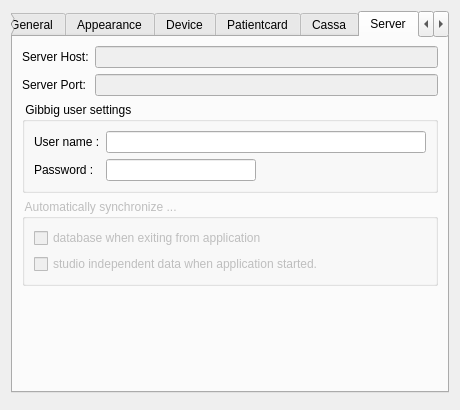
Above: client/dlgpreferences.ui from tbikfalvi/Belenus before the change. Below: the same form after it.
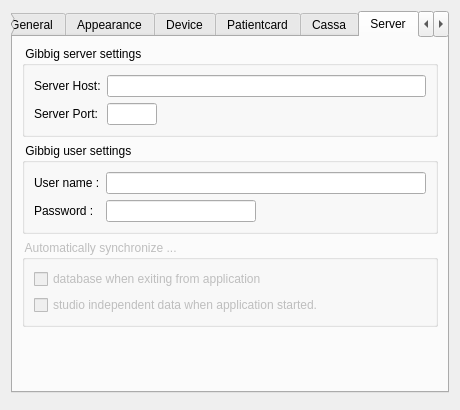
That is the form after the change. The open tabs and pages were chosen to show the change.

Commit message: settings w translate

The edit to the form file:
```diff
--- a/client/dlgpreferences.ui
+++ b/client/dlgpreferences.ui
@@ -1304,7 +1304,11 @@
       </attribute>
       <layout class="QVBoxLayout" name="verticalLayout_10">
        <item>
-        <layout class="QFormLayout" name="formLayout_3">
+        <widget class="QGroupBox" name="gbServerSettings">
+         <property name="title">
+          <string> Gibbig server settings </string>
+         </property>
+         <layout class="QFormLayout" name="formLayout_6">
          <item row="0" column="0">
           <widget class="QLabel" name="lblServerHost">
            <property name="text">
@@ -1315,7 +1319,7 @@
          <item row="0" column="1">
           <widget class="QLineEdit" name="ledServerHost">
            <property name="enabled">
-            <bool>false</bool>
+             <bool>true</bool>
            </property>
           </widget>
          </item>
@@ -1329,11 +1333,18 @@
          <item row="1" column="1">
           <widget class="QLineEdit" name="ledServerPort">
            <property name="enabled">
-            <bool>false</bool>
+             <bool>true</bool>
+            </property>
+            <property name="maximumSize">
+             <size>
+              <width>50</width>
+              <height>16777215</height>
+             </size>
            </property>
           </widget>
          </item>
         </layout>
+        </widget>
        </item>
        <item>
         <widget class="QGroupBox" name="gbUserSettings">
```
Left out of the diff: 2 changed lines with no effect on the pictures. Lines whose indentation alone changed are shown as unchanged. The commit also changes 4 other files.
